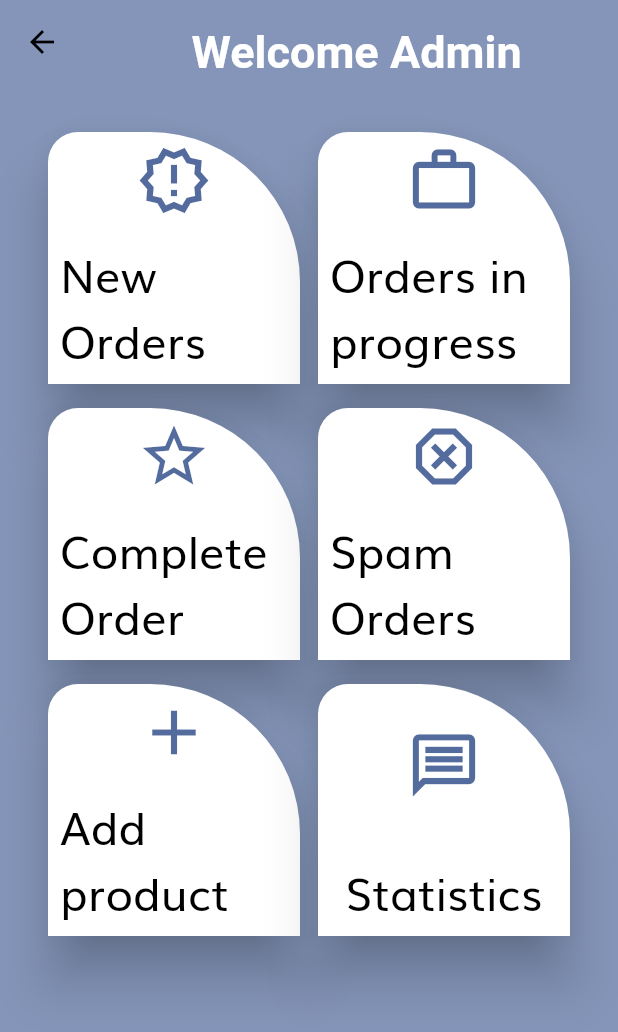
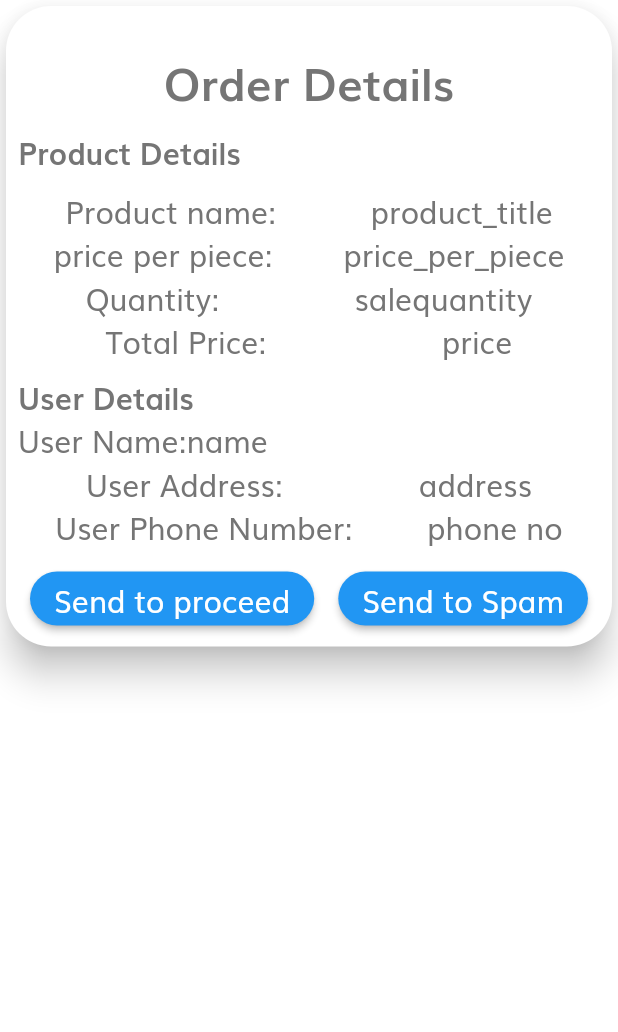
Before and after one commit to Wajishahid10/Uet-Tests-Mobile-App, a Flutter app: the dashboard screen opened by its route, after a tap on "New Orders", on a phone screen of 412 x 824 dp. Shown: the top 1032 px of the screen. Run offline on Flutter 3.47's test engine with Material 2 defaults, Android fonts, the phone set to English and light mode, and no system bars; our stand-ins replace flutter_svg, get, image_picker, shimmer; missing offline and left inert: dart:js.

Commit message:
some changes
some changes

```diff
--- a/ut/lib/routes.dart
+++ b/ut/lib/routes.dart
@@ -3,6 +3,7 @@ import 'dart:js';
 import 'package:flutter/widgets.dart';
 import 'package:uet_tests/screens/admin/add_test.dart';
 import 'package:uet_tests/screens/admin/admin_dasboard.dart';
+import 'package:uet_tests/screens/admin/new_order.dart';
 import 'package:uet_tests/screens/cart/cart_screen.dart';
 import 'package:uet_tests/screens/complete_profile/complete_profile_screen.dart';
 import 'package:uet_tests/screens/details/details_screen.dart';
@@ -22,6 +23,7 @@ final Map<String, WidgetBuilder> routes = {
   SplashScreen.routeName: (context) => SplashScreen(),
   dashboard.routeName: (context) => dashboard(),
   add_test.routeName: (context) => add_test(),
+  new_order.routeName: (context) => new_order(),
   SignInScreen.routeName: (context) => SignInScreen(),
   ForgotPasswordScreen.routeName: (context) => ForgotPasswordScreen(),
   LoginSuccessScreen.routeName: (context) => LoginSuccessScreen(),
--- a/ut/lib/screens/admin/admin_dasboard.dart
+++ b/ut/lib/screens/admin/admin_dasboard.dart
@@ -2,6 +2,7 @@ import 'package:flutter/material.dart';
 import 'package:get/get.dart';
 import 'package:uet_tests/constants.dart';
 import 'package:uet_tests/screens/admin/add_test.dart';
+import 'package:uet_tests/screens/admin/new_order.dart';
 
 class dashboard extends StatefulWidget {
   // static var routeName;
@@ -121,6 +122,7 @@ class SelectCard extends StatelessWidget {
           //   context,
           //   MaterialPageRoute(builder: (context) => New_orders()),
           // );
+          Get.toNamed(new_order.routeName);
         } else if (choice.title == 'Orders in progress') {
           // Navigator.push(
           //   context,
--- /dev/null
+++ b/ut/lib/screens/admin/new_order.dart
@@ -0,0 +1,203 @@
+import 'package:flutter/material.dart';
+
+class new_order extends StatefulWidget {
+  static String routeName = "/new_order";
+  new_order({Key? key}) : super(key: key);
+
+  @override
+  State<new_order> createState() => _new_orderState();
+}
+
+class _new_orderState extends State<new_order> {
+  @override
+  Widget build(BuildContext context) {
+    return Container(
+        child: Column(children: [
+      //order detail container
+      Container(
+          width: MediaQuery.of(context).size.width,
+          child: Card(
+              shape: RoundedRectangleBorder(
+                borderRadius: BorderRadius.only(
+                    bottomRight: Radius.circular(30),
+                    topRight: Radius.circular(30),
+                    bottomLeft: Radius.circular(30),
+                    topLeft: Radius.circular(30)),
+              ),
+              elevation: 10,
+              color: Colors.white,
+              child: Padding(
+                  padding: const EdgeInsets.all(8.0),
+                  child: Column(
+                    children: [
+                      SizedBox(
+                        height: 20,
+                      ),
+                      Row(
+                        mainAxisAlignment: MainAxisAlignment.center,
+                        children: [
+                          Text(
+                            'Order Details',
+                            style: TextStyle(
+                                fontSize: 30, fontWeight: FontWeight.bold),
+                          )
+                        ],
+                      ),
+                      SizedBox(
+                        height: 10,
+                      ),
+                      Row(
+                        mainAxisAlignment: MainAxisAlignment.start,
+                        children: [
+                          Text(
+                            'Product Details',
+                            style: TextStyle(
+                                fontSize: 20, fontWeight: FontWeight.bold),
+                          )
+                        ],
+                      ),
+                      SizedBox(height: 10),
+                      Row(
+                        mainAxisAlignment: MainAxisAlignment.spaceAround,
+                        children: [
+                          Text(
+                            'Product name:',
+                            style: TextStyle(fontSize: 20),
+                          ),
+                          Text(
+                            'product_title',
+                            style: TextStyle(fontSize: 20),
+                          )
+                        ],
+                      ),
+                      Row(
+                        mainAxisAlignment: MainAxisAlignment.spaceAround,
+                        children: [
+                          Text(
+                            'price per piece:',
+                            style: TextStyle(fontSize: 20),
+                          ),
+                          Text(
+                            'price_per_piece',
+                            style: TextStyle(fontSize: 20),
+                          )
+                        ],
+                      ),
+                      Row(
+                        mainAxisAlignment: MainAxisAlignment.spaceAround,
+                        children: [
+                          Text(
+                            'Quantity:',
+                            style: TextStyle(fontSize: 20),
+                          ),
+                          Text(
+                            'salequantity',
+                            style: TextStyle(fontSize: 20),
+                          )
+                        ],
+                      ),
+                      Row(
+                        mainAxisAlignment: MainAxisAlignment.spaceAround,
+                        children: [
+                          Text(
+                            'Total Price:',
+                            style: TextStyle(fontSize: 20),
+                          ),
+                          Text(
+                            'price',
+                            // "Rs ${int.parse(data['price_per_piece']) * int.parse(data['salequantity'])}",
+                            style: TextStyle(fontSize: 20),
+                          )
+                        ],
+                      ),
+                      SizedBox(
+                        height: 8,
+                      ),
+                      Row(
+                        mainAxisAlignment: MainAxisAlignment.start,
+                        children: [
+                          Text(
+                            'User Details',
+                            style: TextStyle(
+                                fontSize: 20, fontWeight: FontWeight.bold),
+                          )
+                        ],
+                      ),
+                      Row(
+                        mainAxisAlignment: MainAxisAlignment.spaceAround,
+                        children: [
+                          Text(
+                            'User Name:',
+                            style: TextStyle(fontSize: 20),
+                          ),
+                          Expanded(
+                            child: Text(
+                              'name',
+                              style: TextStyle(fontSize: 20),
+                            ),
+                          )
+                        ],
+                      ),
+                      Row(
+                        mainAxisAlignment: MainAxisAlignment.spaceAround,
+                        children: [
+                          Text(
+                            'User Address:',
+                            style: TextStyle(fontSize: 20),
+                          ),
+                          Text(
+                            'address',
+                            style: TextStyle(fontSize: 20),
+                          )
+                        ],
+                      ),
+                      Row(
+                        mainAxisAlignment: MainAxisAlignment.spaceAround,
+                        children: [
+                          Text(
+                            'User Phone Number:',
+                            style: TextStyle(fontSize: 20),
+                          ),
+                          Text(
+                            'phone no',
+                            style: TextStyle(fontSize: 20),
+                          )
+                        ],
+                      ),
+                      SizedBox(
+                        height: 10,
+                      ),
+                      Row(
+                          mainAxisAlignment: MainAxisAlignment.spaceAround,
+                          children: [
+                            ElevatedButton(
+                              onPressed: () {
+                                // proceed_order(data);
+                                // deleteUser(document.id);
+                              },
+                              child: Text(
+                                'Send to proceed',
+                                style: TextStyle(fontSize: 20),
+                              ),
+                              style: ElevatedButton.styleFrom(
+                                  shape: StadiumBorder()),
+                            ),
+                            ElevatedButton(
+                              onPressed: () {
+                                // add_order_to_spam(data);
+                                // deleteUser(document.id);
+                                // // print(document.id);
+                              },
+                              child: Text(
+                                'Send to Spam',
+                                style: TextStyle(fontSize: 20),
+                              ),
+                              style: ElevatedButton.styleFrom(
+                                  shape: StadiumBorder()),
+                            ),
+                          ])
+                    ],
+                  ))))
+    ]));
+  }
+}
```
